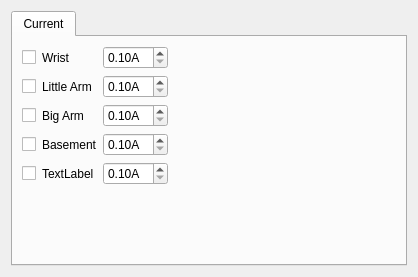
Old version of the form source/plugin/t4/motorconfig.ui in the repository ww4u/mct-t4.
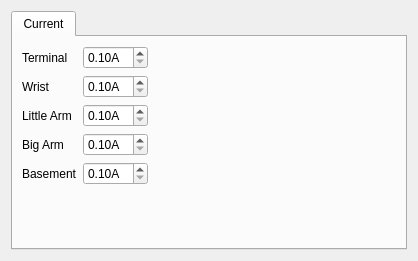
New version of the form. Icons and pictures are not drawn.

What changed in the file:
```diff
--- a/source/plugin/t4/motorconfig.ui
+++ b/source/plugin/t4/motorconfig.ui
@@ -7,7 +7,7 @@
     <x>0</x>
     <y>0</y>
     <width>418</width>
-    <height>277</height>
+    <height>261</height>
    </rect>
   </property>
   <property name="windowTitle">
@@ -24,63 +24,8 @@
        <string>Current</string>
       </attribute>
       <layout class="QGridLayout" name="gridLayout">
-       <item row="2" column="0">
-        <widget class="QCheckBox" name="checkBox_3">
-         <property name="text">
-          <string/>
-         </property>
-        </widget>
-       </item>
-       <item row="4" column="0">
-        <widget class="QCheckBox" name="checkBox_5">
-         <property name="text">
-          <string/>
-         </property>
-        </widget>
-       </item>
-       <item row="0" column="0">
-        <widget class="QCheckBox" name="checkBox">
-         <property name="text">
-          <string/>
-         </property>
-        </widget>
-       </item>
-       <item row="3" column="0">
-        <widget class="QCheckBox" name="checkBox_4">
-         <property name="text">
-          <string/>
-         </property>
-        </widget>
-       </item>
        <item row="4" column="1">
-        <widget class="QLabel" name="label">
-         <property name="text">
-          <string>TextLabel</string>
-         </property>
-        </widget>
-       </item>
-       <item row="2" column="2">
-        <widget class="QDoubleSpinBox" name="doubleSpinBox_6">
-         <property name="suffix">
-          <string>A</string>
-         </property>
-         <property name="minimum">
-          <double>0.100000000000000</double>
-         </property>
-         <property name="maximum">
-          <double>10.000000000000000</double>
-         </property>
-        </widget>
-       </item>
-       <item row="1" column="1">
-        <widget class="QLabel" name="label_6">
-         <property name="text">
-          <string>Little Arm</string>
-         </property>
-        </widget>
-       </item>
-       <item row="1" column="2">
-        <widget class="QDoubleSpinBox" name="doubleSpinBox_5">
+        <widget class="QDoubleSpinBox" name="doubleSpinBox0">
          <property name="suffix">
           <string>A</string>
          </property>
@@ -93,14 +38,7 @@
         </widget>
        </item>
        <item row="2" column="1">
-        <widget class="QLabel" name="label_5">
-         <property name="text">
-          <string>Big Arm</string>
-         </property>
-        </widget>
-       </item>
-       <item row="4" column="2">
-        <widget class="QDoubleSpinBox" name="doubleSpinBox">
+        <widget class="QDoubleSpinBox" name="doubleSpinBox2">
          <property name="suffix">
           <string>A</string>
          </property>
@@ -112,27 +50,7 @@
          </property>
         </widget>
        </item>
-       <item row="3" column="1">
-        <widget class="QLabel" name="label_4">
-         <property name="text">
-          <string>Basement</string>
-         </property>
-        </widget>
-       </item>
-       <item row="3" column="2">
-        <widget class="QDoubleSpinBox" name="doubleSpinBox_7">
-         <property name="suffix">
-          <string>A</string>
-         </property>
-         <property name="minimum">
-          <double>0.100000000000000</double>
-         </property>
-         <property name="maximum">
-          <double>10.000000000000000</double>
-         </property>
-        </widget>
-       </item>
-       <item row="5" column="2">
+       <item row="5" column="1">
         <spacer name="verticalSpacer">
          <property name="orientation">
           <enum>Qt::Vertical</enum>
@@ -158,8 +76,21 @@
          </property>
         </spacer>
        </item>
-       <item row="0" column="2">
-        <widget class="QDoubleSpinBox" name="doubleSpinBox_4">
+       <item row="1" column="1">
+        <widget class="QDoubleSpinBox" name="doubleSpinBox3">
+         <property name="suffix">
+          <string>A</string>
+         </property>
+         <property name="minimum">
+          <double>0.100000000000000</double>
+         </property>
+         <property name="maximum">
+          <double>10.000000000000000</double>
+         </property>
+        </widget>
+       </item>
+       <item row="3" column="1">
+        <widget class="QDoubleSpinBox" name="doubleSpinBox1">
          <property name="suffix">
           <string>A</string>
          </property>
@@ -172,16 +103,69 @@
         </widget>
        </item>
        <item row="0" column="1">
+        <widget class="QDoubleSpinBox" name="doubleSpinBox4">
+         <property name="suffix">
+          <string>A</string>
+         </property>
+         <property name="minimum">
+          <double>0.100000000000000</double>
+         </property>
+         <property name="maximum">
+          <double>10.000000000000000</double>
+         </property>
+        </widget>
+       </item>
+       <item row="0" column="2" rowspan="5">
+        <widget class="QLabel" name="label_2">
+         <property name="maximumSize">
+          <size>
+           <width>160</width>
+           <height>160</height>
+          </size>
+         </property>
+         <property name="text">
+          <string/>
+         </property>
+         <property name="pixmap">
+          <pixmap>:/res/image/t4/motor.png</pixmap>
+         </property>
+         <property name="scaledContents">
+          <bool>true</bool>
+         </property>
+        </widget>
+       </item>
+       <item row="4" column="0">
+        <widget class="QLabel" name="label_4">
+         <property name="text">
+          <string>Basement</string>
+         </property>
+        </widget>
+       </item>
+       <item row="3" column="0">
+        <widget class="QLabel" name="label_5">
+         <property name="text">
+          <string>Big Arm</string>
+         </property>
+        </widget>
+       </item>
+       <item row="2" column="0">
+        <widget class="QLabel" name="label_6">
+         <property name="text">
+          <string>Little Arm</string>
+         </property>
+        </widget>
+       </item>
+       <item row="1" column="0">
         <widget class="QLabel" name="label_7">
          <property name="text">
           <string>Wrist</string>
          </property>
         </widget>
        </item>
-       <item row="1" column="0">
-        <widget class="QCheckBox" name="checkBox_2">
+       <item row="0" column="0">
+        <widget class="QLabel" name="label">
          <property name="text">
-          <string/>
+          <string>Terminal</string>
          </property>
         </widget>
        </item>
```
